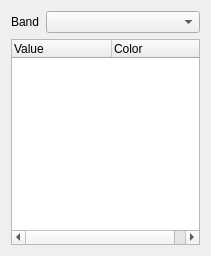
This is src/ui/qgspalettedrendererwidgetbase.ui in kadas-albireo/kadas-albireo as Qt 5 draws it before an edit. The edited form follows.
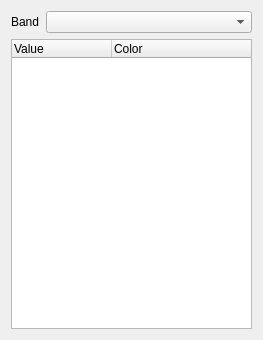
This is the edited form.

Patch:
```diff
--- a/src/ui/qgspalettedrendererwidgetbase.ui
+++ b/src/ui/qgspalettedrendererwidgetbase.ui
@@ -6,8 +6,8 @@
    <rect>
     <x>0</x>
     <y>0</y>
-    <width>211</width>
-    <height>256</height>
+    <width>263</width>
+    <height>340</height>
    </rect>
   </property>
   <property name="windowTitle">
@@ -36,6 +36,12 @@
    </item>
    <item row="1" column="0">
     <widget class="QTreeWidget" name="mTreeWidget">
+     <property name="minimumSize">
+      <size>
+       <width>0</width>
+       <height>280</height>
+      </size>
+     </property>
      <column>
       <property name="text">
        <string>Value</string>
```
